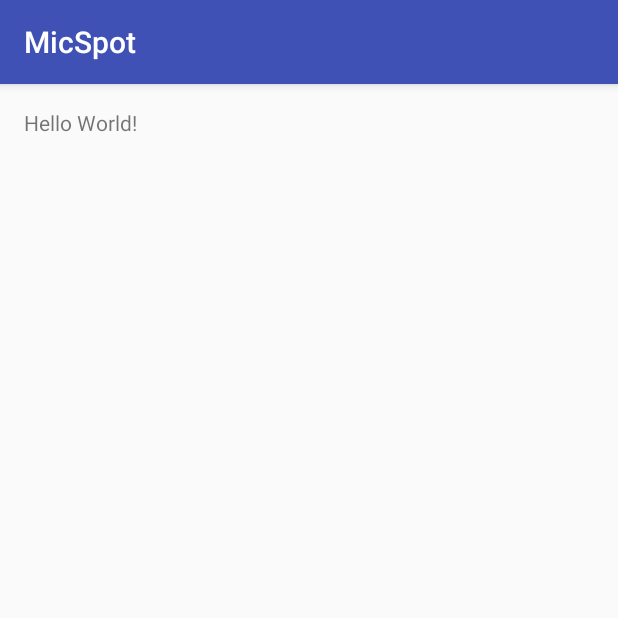
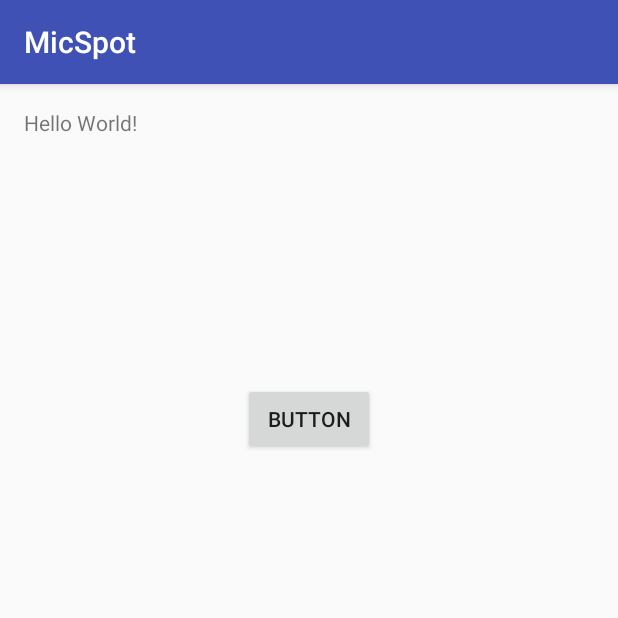
Before and after one commit to StephenAman/CS-194, an Android app: the screen it shows after launch (Login), on a phone screen of 412 x 824 dp, the top half of it. Run offline under Robolectric (Android 15) with nearby library versions, the phone set to English and light mode, and no system bars.

Commit message:
updated manifest for maps support

```diff
--- a/MicSpot/app/src/main/AndroidManifest.xml
+++ b/MicSpot/app/src/main/AndroidManifest.xml
@@ -2,11 +2,13 @@
 <manifest xmlns:android="http://schemas.android.com/apk/res/android"
     package="com.example.pball.micspot">
 
+    <uses-permission android:name="android.permission.INTERNET"/>
     <application
         android:allowBackup="true"
         android:icon="@mipmap/ic_launcher"
         android:label="@string/app_name"
         android:supportsRtl="true"
+        android:screenOrientation="portrait"
         android:theme="@style/AppTheme">
         <activity android:name=".Login">
             <intent-filter>
--- a/MicSpot/app/src/main/java/com/example/pball/micspot/Login.java
+++ b/MicSpot/app/src/main/java/com/example/pball/micspot/Login.java
@@ -10,4 +10,6 @@ public class Login extends AppCompatActivity {
         super.onCreate(savedInstanceState);
         setContentView(R.layout.activity_login);
     }
+
+
 }
--- a/MicSpot/app/src/main/res/layout/activity_login.xml
+++ b/MicSpot/app/src/main/res/layout/activity_login.xml
@@ -14,4 +14,13 @@
         android:layout_width="wrap_content"
         android:layout_height="wrap_content"
         android:text="Hello World!" />
+
+    <Button
+        android:text="Button"
+        android:layout_width="wrap_content"
+        android:layout_height="wrap_content"
+        android:layout_below="@+id/textView"
+        android:layout_centerHorizontal="true"
+        android:layout_marginTop="183dp"
+        android:id="@+id/button" />
 </RelativeLayout>
```
